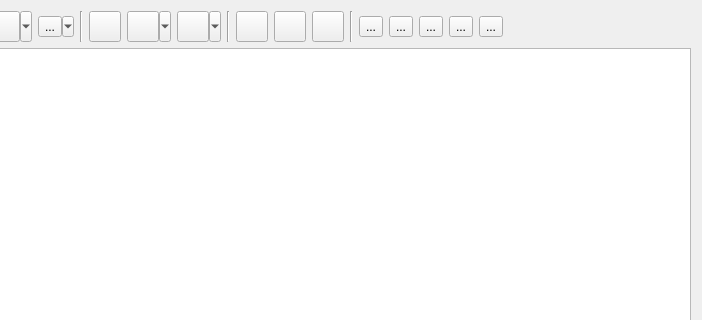
Old version of the form metgem_app/ui/widgets/metadata/nodes.ui in the repository metgem/metgem; both pictures show x 123 to 825 and y 0 to 320 of the 825 by 412 pixel window.
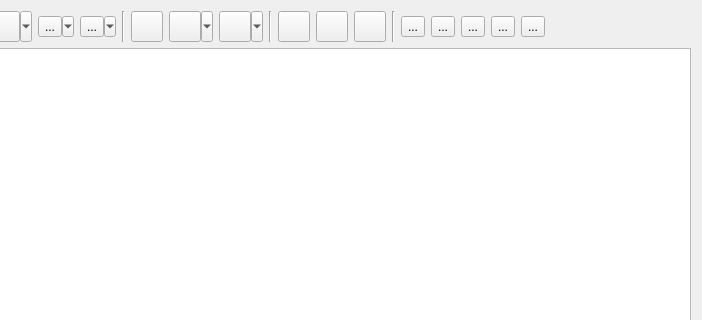
New version of the form. Icons and pictures are not drawn. Custom widgets are drawn as their Qt base class.

Commit message: Add interface to show molecular structures on nodes based on smiles or inchi column

The edit to the form file:
```diff
--- a/metgem_app/ui/widgets/metadata/nodes.ui
+++ b/metgem_app/ui/widgets/metadata/nodes.ui
@@ -120,6 +120,32 @@
        </property>
       </widget>
      </item>
+     <item>
+      <widget class="QToolButton" name="btUseColumnForNodesPixmaps">
+       <property name="toolTip">
+        <string>Use selected columns as source for nodes' colors</string>
+       </property>
+       <property name="statusTip">
+        <string>Use selected columns as source for nodes' colors</string>
+       </property>
+       <property name="text">
+        <string>...</string>
+       </property>
+       <property name="icon">
+        <iconset resource="../../ui.qrc">
+         <normaloff>:/icons/images/node-structure.svg</normaloff>:/icons/images/node-structure.svg</iconset>
+       </property>
+       <property name="iconSize">
+        <size>
+         <width>24</width>
+         <height>24</height>
+        </size>
+       </property>
+       <property name="popupMode">
+        <enum>QToolButton::MenuButtonPopup</enum>
+       </property>
+      </widget>
+     </item>
      <item>
       <widget class="Line" name="line">
        <property name="orientation">
```
Left out of the diff: 30 changed lines with no effect on the pictures. The commit also changes 5 other files.
